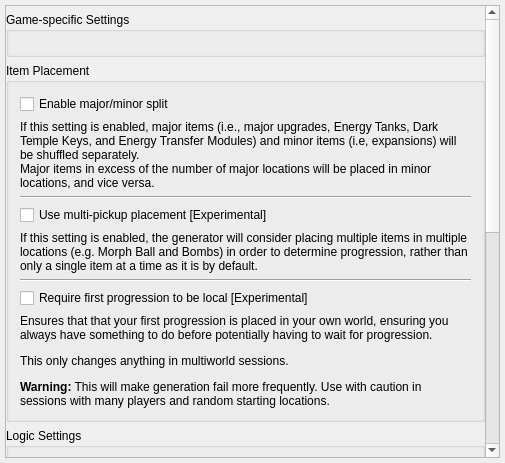
The window that randovania/gui/ui_files/preset_generation.ui (randovania/randovania) describes before a commit, drawn with Qt 5.
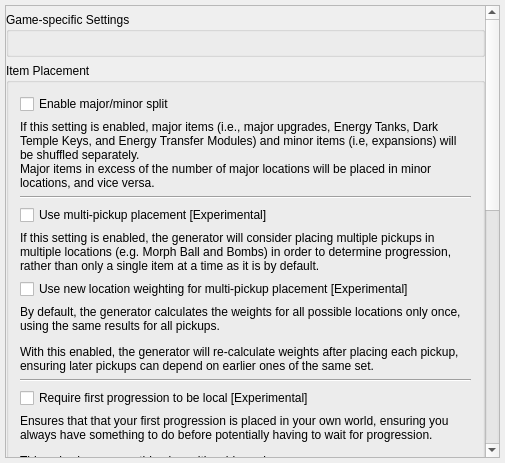
The same window after the commit.

Commit message: Add new method for location weighting for multi-pickup

The edit to the form file:
```diff
--- a/randovania/gui/ui_files/preset_generation.ui
+++ b/randovania/gui/ui_files/preset_generation.ui
@@ -43,8 +43,8 @@
         <rect>
          <x>0</x>
          <y>0</y>
-         <width>479</width>
-         <height>911</height>
+         <width>483</width>
+         <height>773</height>
         </rect>
        </property>
        <layout class="QVBoxLayout" name="verticalLayout_3">
@@ -115,7 +115,24 @@
            <item>
             <widget class="QLabel" name="multi_pickup_label">
              <property name="text">
-              <string>&lt;html&gt;&lt;head/&gt;&lt;body&gt;&lt;p&gt;If this setting is enabled, the generator will consider placing multiple items in multiple locations (e.g. Morph Ball and Bombs) in order to determine progression, rather than only a single item at a time as it is by default.&lt;/p&gt;&lt;/body&gt;&lt;/html&gt;</string>
+              <string>&lt;html&gt;&lt;head/&gt;&lt;body&gt;&lt;p&gt;If this setting is enabled, the generator will consider placing multiple pickups in multiple locations (e.g. Morph Ball and Bombs) in order to determine progression, rather than only a single item at a time as it is by default.&lt;/p&gt;&lt;/body&gt;&lt;/html&gt;</string>
+             </property>
+             <property name="wordWrap">
+              <bool>true</bool>
+             </property>
+            </widget>
+           </item>
+           <item>
+            <widget class="QCheckBox" name="multi_pickup_new_weighting_check">
+             <property name="text">
+              <string>Use new location weighting for multi-pickup placement [Experimental]</string>
+             </property>
+            </widget>
+           </item>
+           <item>
+            <widget class="QLabel" name="multi_pickup_new_weighting_label">
+             <property name="text">
+              <string>&lt;html&gt;&lt;head/&gt;&lt;body&gt;&lt;p&gt;By default, the generator calculates the weights for all possible locations only once, using the same results for all pickups.&lt;/p&gt;&lt;p&gt;With this enabled, the generator will re-calculate weights after placing each pickup, ensuring later pickups can depend on earlier ones of the same set. &lt;/p&gt;&lt;/body&gt;&lt;/html&gt;</string>
              </property>
              <property name="wordWrap">
               <bool>true</bool>
```
The commit also changes 13 other files.
